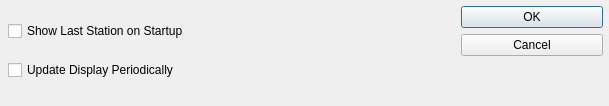
Qt form application/settingsdialog.ui (mikelima/quandoparte) before a commit.
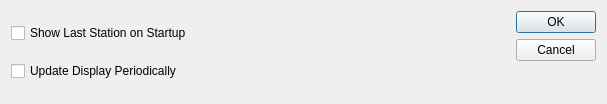
The same form after that commit.

Commit message:
Fixed layout of Settings dialog
The layout for the top level widget was missing

The edit to the form file:
```diff
--- a/application/settingsdialog.ui
+++ b/application/settingsdialog.ui
@@ -6,38 +6,15 @@
    <rect>
     <x>0</x>
     <y>0</y>
-    <width>609</width>
-    <height>106</height>
+    <width>607</width>
+    <height>104</height>
    </rect>
   </property>
   <property name="windowTitle">
    <string>Dialog</string>
   </property>
-  <widget class="QDialogButtonBox" name="buttonBox">
-   <property name="geometry">
-    <rect>
-     <x>461</x>
-     <y>6</y>
-     <width>142</width>
-     <height>94</height>
-    </rect>
-   </property>
-   <property name="orientation">
-    <enum>Qt::Vertical</enum>
-   </property>
-   <property name="standardButtons">
-    <set>QDialogButtonBox::Cancel|QDialogButtonBox::Ok</set>
-   </property>
-  </widget>
-  <widget class="QWidget" name="">
-   <property name="geometry">
-    <rect>
-     <x>8</x>
-     <y>8</y>
-     <width>445</width>
-     <height>86</height>
-    </rect>
-   </property>
+  <layout class="QGridLayout" name="gridLayout">
+   <item row="0" column="0">
    <layout class="QVBoxLayout" name="verticalLayout">
     <item>
      <widget class="QCheckBox" name="showLastStationCheckBox">
@@ -54,7 +31,18 @@
      </widget>
     </item>
    </layout>
-  </widget>
+   </item>
+   <item row="0" column="1">
+    <widget class="QDialogButtonBox" name="buttonBox">
+     <property name="orientation">
+      <enum>Qt::Vertical</enum>
+     </property>
+     <property name="standardButtons">
+      <set>QDialogButtonBox::Cancel|QDialogButtonBox::Ok</set>
+     </property>
+    </widget>
+   </item>
+  </layout>
  </widget>
  <resources/>
  <connections>
```
Lines whose indentation alone changed are shown as unchanged.
